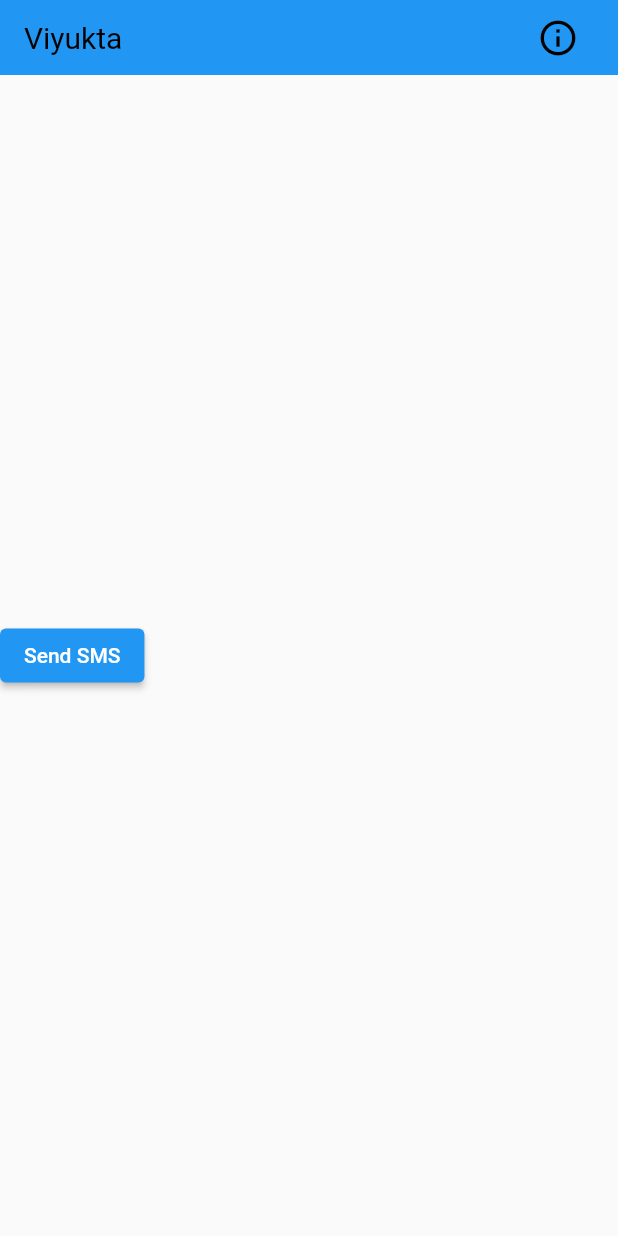
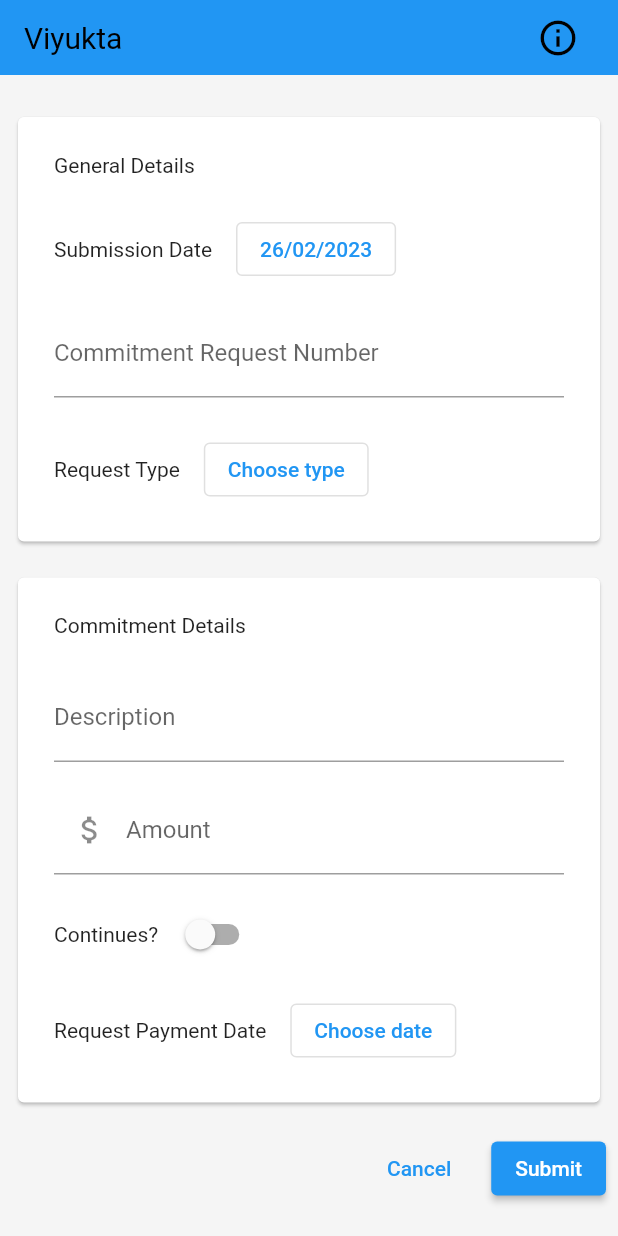
Before and after one commit to vigneshksaithal/viyukta, a Flutter app: the HomePage screen opened directly, on a phone screen of 412 x 824 dp. Run offline on Flutter 3.47's test engine with Material 2 defaults, Android fonts, the phone set to English and light mode, and no system bars; our stand-ins replace flutter_riverpod; statements that could not run were skipped.

Commit message:
Create Home page

```diff
--- /dev/null
+++ b/lib/pages/home_page/homepage.dart
@@ -0,0 +1,60 @@
+import 'package:flutter/material.dart';
+
+import 'widgets/commitment_details_card.dart';
+import 'widgets/general_details_card.dart';
+import 'widgets/top_navigation_bar.dart';
+
+class HomePage extends StatelessWidget {
+  const HomePage({super.key});
+
+  @override
+  Widget build(BuildContext context) {
+    return Scaffold(
+      backgroundColor: Colors.grey[100],
+      appBar: const PreferredSize(
+        preferredSize: Size.fromHeight(50),
+        child: TopNavigationBar(),
+      ),
+      body: SafeArea(
+        child: SingleChildScrollView(
+          child: Padding(
+            padding: const EdgeInsets.all(8.0),
+            child: Flex(
+              direction: Axis.vertical,
+              children: <Widget>[
+                const SizedBox(height: 16.0),
+                SizedBox(
+                  width: double.infinity,
+                  // height: ,
+                  child: GeneralDetailsCard(),
+                ),
+                const SizedBox(height: 16.0),
+                SizedBox(
+                  width: double.infinity,
+                  child: CommitmentDetailsCard(),
+                ),
+                const SizedBox(
+                  height: 16.0,
+                ),
+                Row(
+                  mainAxisAlignment: MainAxisAlignment.end,
+                  children: [
+                    TextButton(
+                      onPressed: () {},
+                      child: const Text('Cancel'),
+                    ),
+                    const SizedBox(width: 16),
+                    ElevatedButton(
+                      onPressed: () {},
+                      child: const Text('Submit'),
+                    ),
+                  ],
+                )
+              ],
+            ),
+          ),
+        ),
+      ),
+    );
+  }
+}
--- /dev/null
+++ b/lib/pages/home_page/widgets/commitment_details_card.dart
@@ -0,0 +1,92 @@
+import 'package:flutter/material.dart';
+
+import '../../../theme/theme.dart';
+
+class CommitmentDetailsCard extends StatelessWidget {
+  CommitmentDetailsCard({super.key});
+
+  final amountController = TextEditingController();
+  final descriptionController = TextEditingController();
+
+  final bool value = false;
+
+  @override
+  Widget build(BuildContext context) {
+    return Card(
+      child: Padding(
+        padding: const EdgeInsets.all(24.0),
+        child: Column(
+          crossAxisAlignment: CrossAxisAlignment.start,
+          children: [
+            Text(
+              'Commitment Details',
+              style: textTheme().titleMedium,
+            ),
+            const SizedBox(height: 24.0),
+            descriptionTextField(),
+            const SizedBox(height: 16.0),
+            amountTextField(),
+            const SizedBox(height: 16.0),
+            Row(
+              children: [
+                Text(
+                  'Continues?',
+                  style: textTheme().labelMedium,
+                ),
+                const SizedBox(width: 8),
+                buildSwitch(),
+              ],
+            ),
+            const SizedBox(height: 16.0),
+            Row(
+              children: [
+                Text(
+                  'Request Payment Date',
+                  style: textTheme().labelMedium,
+                ),
+                const SizedBox(width: 16.0),
+                OutlinedButton(
+                  onPressed: () {},
+                  child: const Text('Choose date'),
+                ),
+              ],
+            )
+          ],
+        ),
+      ),
+    );
+  }
+
+  TextField descriptionTextField() {
+    return TextField(
+      decoration: const InputDecoration(
+        labelText: 'Description',
+      ),
+      style: const TextStyle(
+        color: Colors.black,
+        fontSize: 16.0,
+      ),
+      controller: descriptionController,
+    );
+  }
+
+  TextField amountTextField() {
+    return TextField(
+      decoration: const InputDecoration(
+        labelText: 'Amount',
+        prefixIcon: Icon(Icons.attach_money_outlined),
+      ),
+      style: const TextStyle(
+        color: Colors.black,
+        fontSize: 16.0,
+      ),
+      controller: amountController,
+      keyboardType: TextInputType.number,
+    );
+  }
+
+  Widget buildSwitch() => Switch.adaptive(
+        value: value,
+        onChanged: (value) {},
+      );
+}
--- /dev/null
+++ b/lib/pages/home_page/widgets/general_details_card.dart
@@ -0,0 +1,65 @@
+import 'package:flutter/material.dart';
+
+import '../../../theme/theme.dart';
+
+class GeneralDetailsCard extends StatelessWidget {
+  GeneralDetailsCard({
+    super.key,
+  });
+
+  final TextEditingController commitmentRequestNumberController =
+      TextEditingController();
+
+  @override
+  Widget build(BuildContext context) {
+    return Card(
+      child: Padding(
+        padding: const EdgeInsets.all(24.0),
+        child: Column(
+          crossAxisAlignment: CrossAxisAlignment.start,
+          children: [
+            Text(
+              'General Details',
+              style: textTheme().titleMedium,
+            ),
+            const SizedBox(height: 24.0),
+            Row(
+              children: [
+                Text(
+                  'Submission Date',
+                  style: textTheme().labelMedium,
+                ),
+                const SizedBox(width: 16.0),
+                OutlinedButton(
+                  onPressed: () {},
+                  child: const Text('26/02/2023'),
+                ),
+              ],
+            ),
+            const SizedBox(height: 16.0),
+            TextField(
+              decoration: const InputDecoration(
+                labelText: 'Commitment Request Number',
+              ),
+              controller: commitmentRequestNumberController,
+            ),
+            const SizedBox(height: 24.0),
+            Row(
+              children: [
+                Text(
+                  'Request Type',
+                  style: textTheme().labelMedium,
+                ),
+                const SizedBox(width: 16.0),
+                OutlinedButton(
+                  onPressed: () {},
+                  child: const Text('Choose type'),
+                ),
+              ],
+            ),
+          ],
+        ),
+      ),
+    );
+  }
+}
--- a/lib/pages/homepage/widgets/top_navigation_bar.dart
+++ b/lib/pages/home_page/widgets/top_navigation_bar.dart
@@ -1,4 +1,5 @@
 import 'package:flutter/material.dart';
+import 'package:viyukta/pages/info_page/info_page.dart';
 
 class TopNavigationBar extends StatelessWidget {
   const TopNavigationBar({
@@ -13,7 +14,14 @@ class TopNavigationBar extends StatelessWidget {
         children: [
           const Text('Viyukta'),
           IconButton(
-            onPressed: () {},
+            onPressed: () {
+              Navigator.push(
+                context,
+                MaterialPageRoute(
+                  builder: (context) => const InfoPage(),
+                ),
+              );
+            },
             icon: const Icon(Icons.info_outline),
             iconSize: 28,
           ),
--- a/lib/pages/homepage/homepage.dart
+++ /dev/null
@@ -1,41 +0,0 @@
-import 'package:flutter/material.dart';
-import 'package:flutter_sms/flutter_sms.dart';
-
-import 'widgets/top_navigation_bar.dart';
-
-class HomePage extends StatelessWidget {
-  const HomePage({super.key});
-
-  @override
-  Widget build(BuildContext context) {
-    return SafeArea(
-      child: Scaffold(
-        appBar: const PreferredSize(
-          preferredSize: Size.fromHeight(50),
-          child: TopNavigationBar(),
-        ),
-        body: Column(
-          mainAxisAlignment: MainAxisAlignment.center,
-          children: <Widget>[
-            ElevatedButton(
-              onPressed: () async {
-                List<String> recipents = ["9353924958"];
-
-                await sendSMS(
-                  message: "message as",
-                  recipients: recipents,
-                  sendDirect: true,
-                ).catchError((onError) {
-                  // print(onError);
-                  return onError;
-                });
-                // print(result);
-              },
-              child: const Text('Send SMS'),
-            ),
-          ],
-        ),
-      ),
-    );
-  }
-}
```
